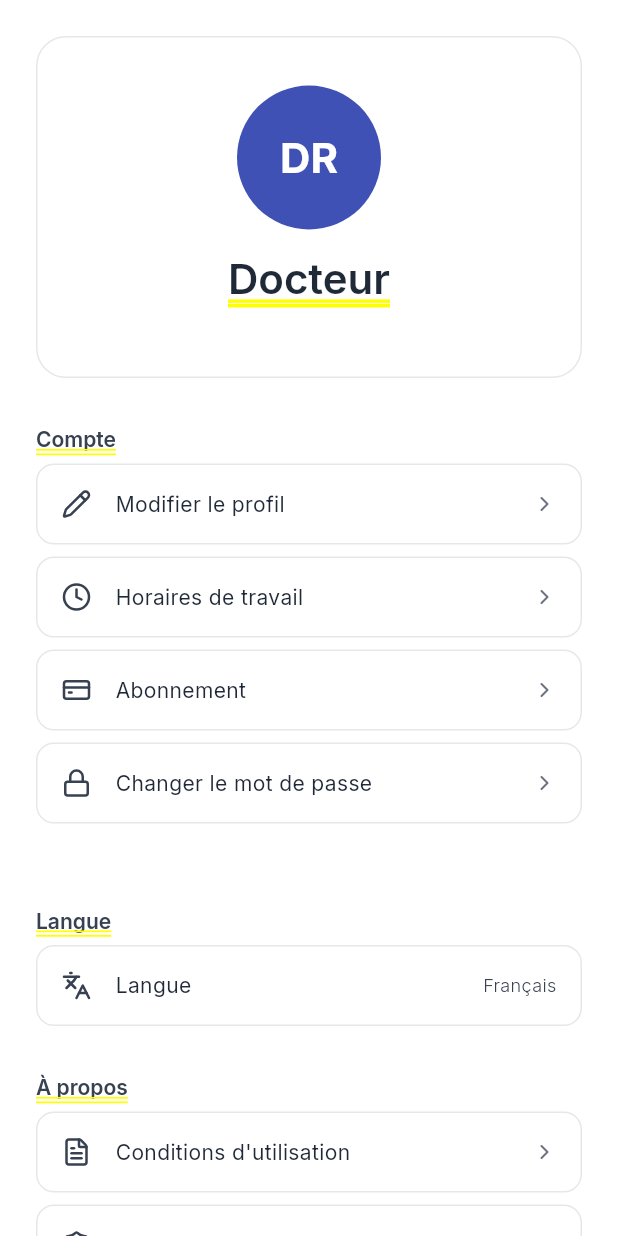
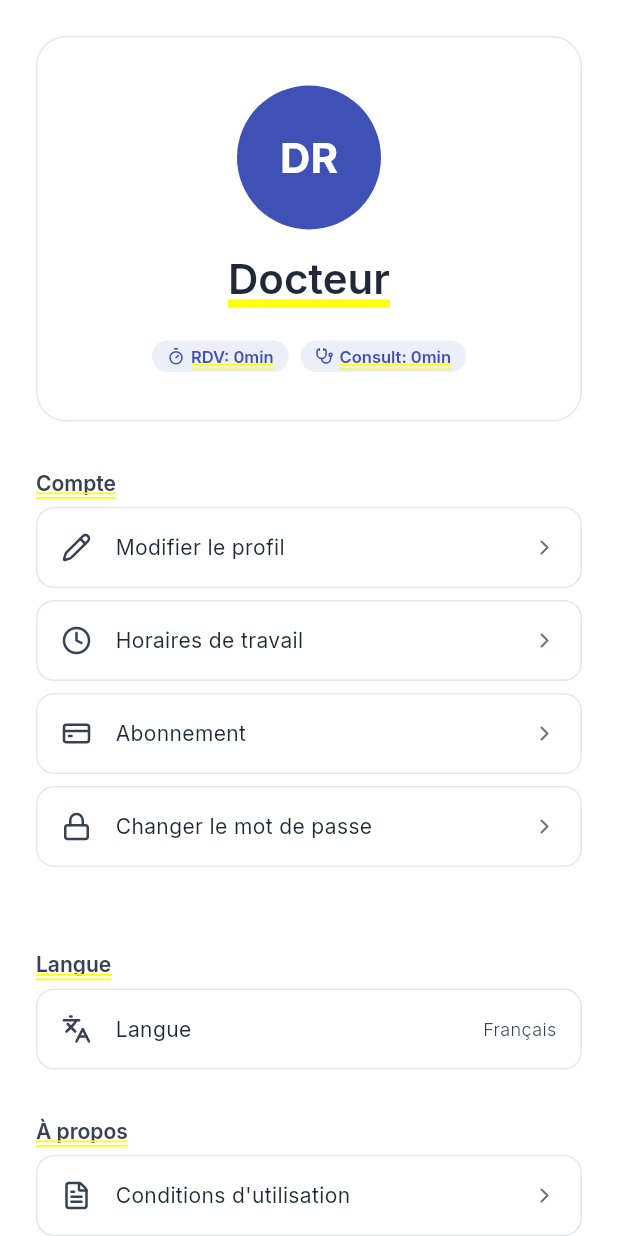
Before and after one commit to eyadati/eyadati.com, a Flutter app: the DoctorSettingsPage screen opened by its route, on a phone screen of 412 x 824 dp. Run offline on Flutter 3.47's test engine with Material 3 defaults, Android fonts, the phone set to English and light mode, and no system bars; our stand-ins replace cached_network_image, flutter_dotenv, flutter_riverpod, freezed_annotation, go_router, google_fonts and 6 more; missing offline and left inert: syncfusion_flutter_core; accounts and stored records are empty.

Commit message:
fix(doctor): improve settings and profile edit
- Add consultation/appointment duration display in settings page
- Fix image upload to use consistent SupabaseInitializer client
- Add better error logging for photo upload issues

```diff
--- a/lib/features/doctor/presentation/pages/doctor_settings_page.dart
+++ b/lib/features/doctor/presentation/pages/doctor_settings_page.dart
@@ -246,6 +246,33 @@ class _DoctorSettingsPageState extends ConsumerState<DoctorSettingsPage> {
             _buildInfoChip(LucideIcons.phone, state.phone),
           if (state.scheduleSlots.isNotEmpty)
             _buildInfoChip(LucideIcons.clock, _buildScheduleSummary(state)),
+          const SizedBox(height: AppSpacing.sm),
+          Row(
+            mainAxisAlignment: MainAxisAlignment.center,
+            children: [
+              _buildDurationChip('RDV: ${state.appointmentDuration}min', LucideIcons.timer),
+              const SizedBox(width: 8),
+              _buildDurationChip('Consult: ${state.consultationDuration}min', LucideIcons.stethoscope),
+            ],
+          ),
+        ],
+      ),
+    );
+  }
+
+  Widget _buildDurationChip(String label, IconData icon) {
+    return Container(
+      padding: const EdgeInsets.symmetric(horizontal: 10, vertical: 4),
+      decoration: BoxDecoration(
+        color: AppColors.primary.withValues(alpha: 0.1),
+        borderRadius: BorderRadius.circular(12),
+      ),
+      child: Row(
+        mainAxisSize: MainAxisSize.min,
+        children: [
+          Icon(icon, size: 12, color: AppColors.primary),
+          const SizedBox(width: 4),
+          Text(label, style: AppTextStyles.labelSmall.copyWith(color: AppColors.primary)),
         ],
       ),
     );
```
Also changed, not shown: lib/features/doctor/presentation/pages/doctor_edit_profile_page.dart (+6 -5 lines).
